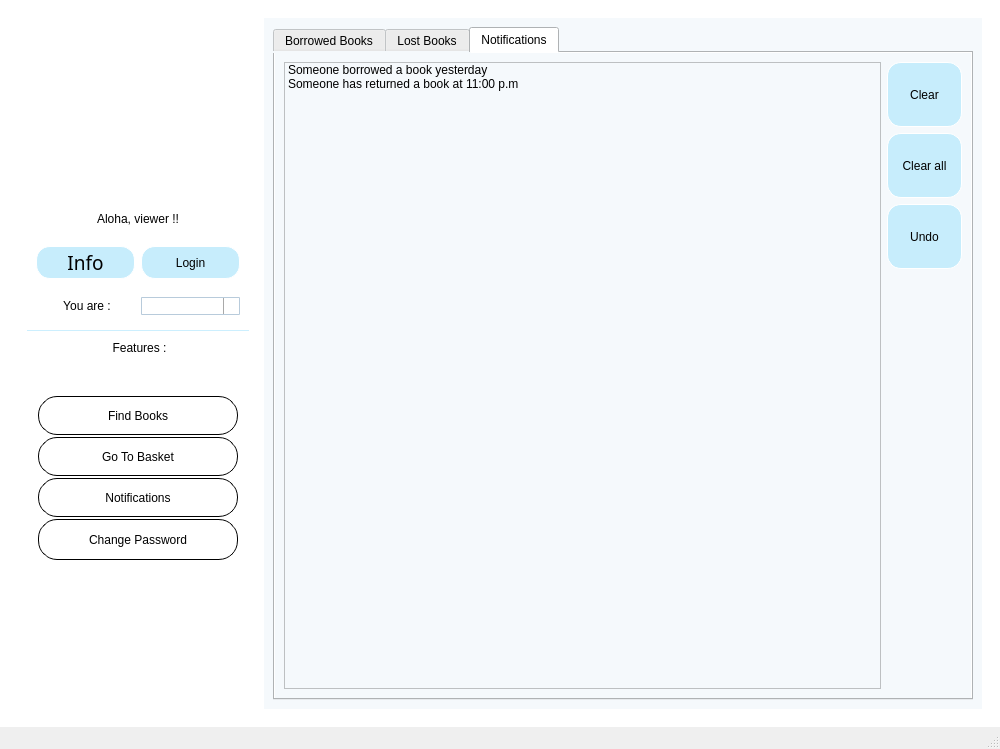
huylenguyen806/ASS2, file mainwindow.ui: the form before one commit.
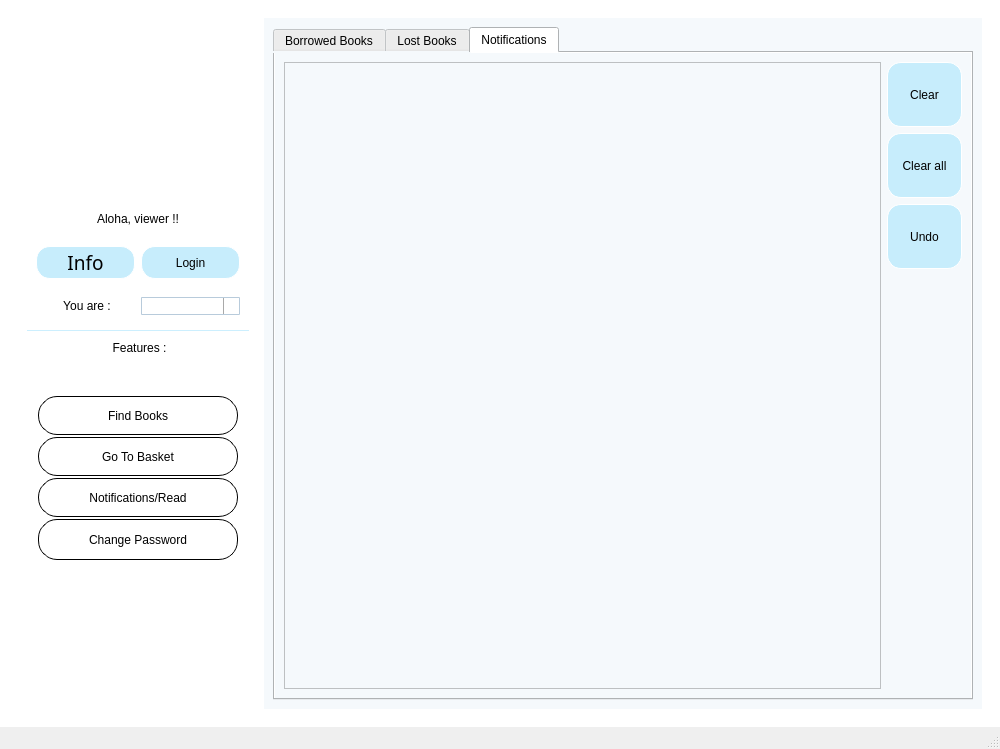
The form after the commit. The open tabs and pages were chosen to show the change. Icons and pictures are not drawn.

```diff
--- a/mainwindow.ui
+++ b/mainwindow.ui
@@ -462,7 +462,7 @@
 }</string>
                            </property>
                            <property name="text">
-                            <string>Notifications</string>
+                            <string>Notifications/Read</string>
                            </property>
                            <property name="autoDefault">
                             <bool>true</bool>
@@ -3791,16 +3791,9 @@
                    <layout class="QHBoxLayout" name="horizontalLayout_46">
                     <item>
                      <widget class="QListWidget" name="librarian_noti_list">
-                      <item>
-                       <property name="text">
-                        <string>Someone borrowed a book yesterday</string>
-                       </property>
-                      </item>
-                      <item>
-                       <property name="text">
-                        <string>Someone has returned a book at 11:00 p.m</string>
-                       </property>
-                      </item>
+                      <property name="styleSheet">
+                       <string notr="true">font: 14pt &quot;Myriad Pro&quot;;</string>
+                      </property>
                      </widget>
                     </item>
                     <item>
```
Left out of the diff: 13 changed lines with no effect on the pictures.
